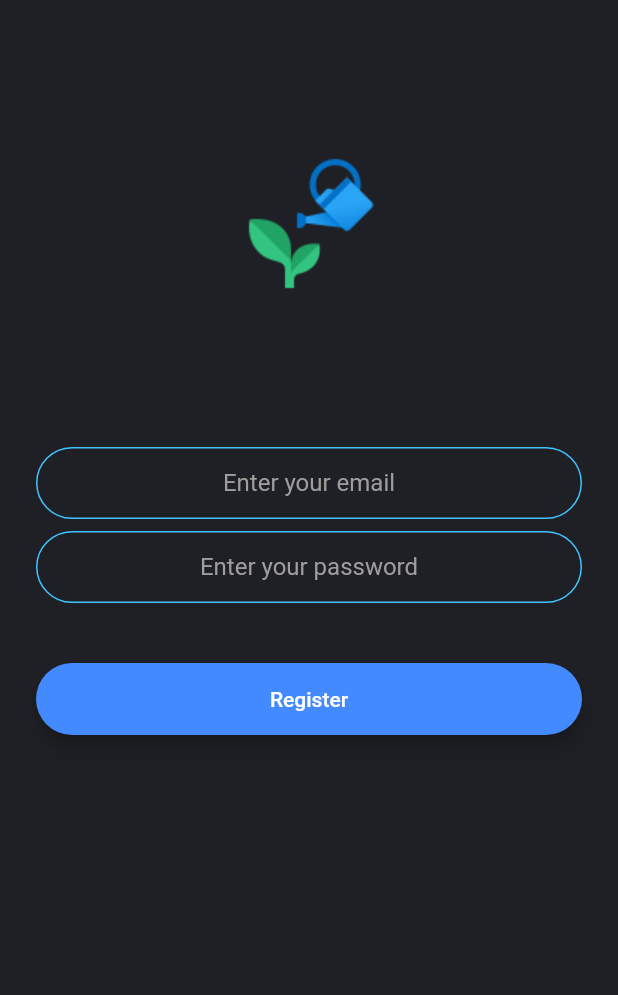
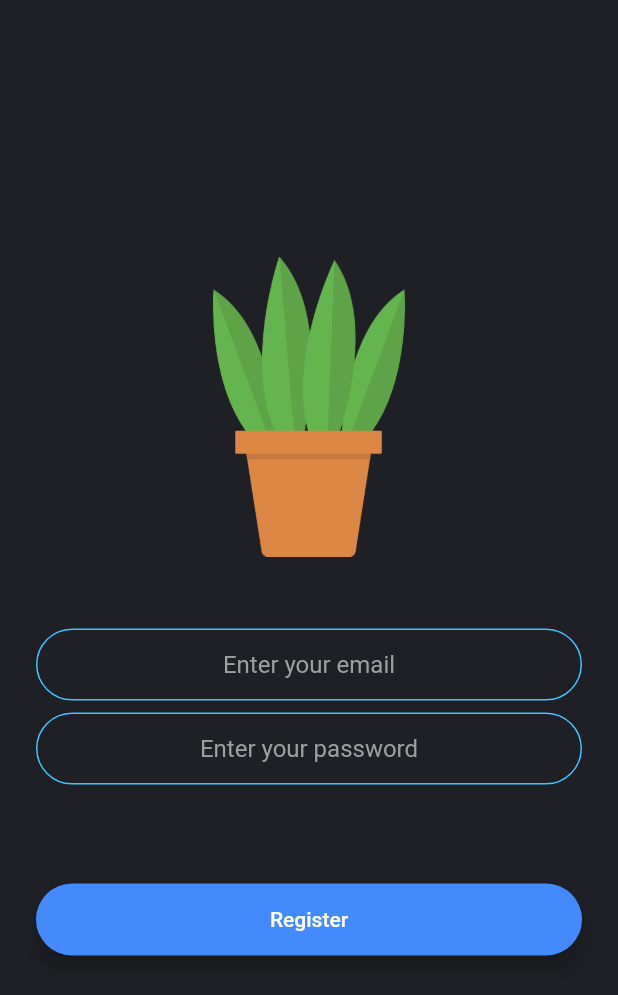
Before and after one commit to AshenOne98/SIGMA-FYP, a Flutter app: the Register screen opened by its route, on a phone screen of 412 x 824 dp. Shown: the top 995 px of the screen. Run offline on Flutter 3.47's test engine with Material 2 defaults, Android fonts, the phone set to English and light mode, and no system bars; our stand-ins replace animated_text_kit, firebase_auth, firebase_core, firebase_database, font_awesome_flutter, modal_progress_hud and 1 more; accounts and stored records are empty.

Commit message:
fix home screen bug and add error message at login and register

```diff
--- a/lib/view/home.dart
+++ b/lib/view/home.dart
@@ -43,6 +43,7 @@ class _HomeState extends State<Home> {
               return Column(
                 children: [
                   Expanded(
+                    flex: 3,
                     child: Row(
                       children: [
                         Expanded(
@@ -65,6 +66,7 @@ class _HomeState extends State<Home> {
                     ),
                   ),
                   Expanded(
+                    flex: 3,
                     child: Row(
                       children: [
                         Expanded(
--- a/lib/view/register.dart
+++ b/lib/view/register.dart
@@ -12,6 +12,8 @@ class Register extends StatefulWidget {
 class _RegisterState extends State<Register> {
   String email;
   String password;
+  String error = '';
+  bool validate;
   bool showSpinner = false;
 
   final _auth = FirebaseAuth.instance;
@@ -22,19 +24,21 @@ class _RegisterState extends State<Register> {
       body: ModalProgressHUD(
         inAsyncCall: showSpinner,
         child: Padding(
-          padding: EdgeInsets.only(top: 50.0),
-          child: SingleChildScrollView(
-            child: Padding(
           padding: EdgeInsets.symmetric(horizontal: 24.0),
           child: Column(
             mainAxisAlignment: MainAxisAlignment.center,
             crossAxisAlignment: CrossAxisAlignment.stretch,
             children: <Widget>[
-                  Hero(
+              Flexible(
+                child: Transform.scale(
+                  scale: 1.0,
+                  child: Hero(
                     tag: 'logo',
                     child: Container(
                       height: 200.0,
                       child: Image.asset('images/logo.png'),
+                    ),
+                  ),
                 ),
               ),
               SizedBox(
@@ -63,7 +67,17 @@ class _RegisterState extends State<Register> {
                 },
                 decoration: kTextFieldDecoration.copyWith(
                   hintText: 'Enter your password',
-                      )),
+                ),
+              ),
+              Padding(
+                padding: EdgeInsets.only(top: 10.0),
+                child: Center(
+                  child: Text(
+                    error,
+                    style: TextStyle(color: Colors.red, fontSize: 14.0),
+                  ),
+                ),
+              ),
               SizedBox(
                 height: 24.0,
               ),
@@ -77,9 +91,9 @@ class _RegisterState extends State<Register> {
                   print(email);
                   print(password);
                   try {
-                        final newUser =
-                            await _auth.createUserWithEmailAndPassword(
+                    final newUser = await _auth.createUserWithEmailAndPassword(
                         email: email, password: password);
+
                     if (newUser != null) {
                       //Navigator.pushNamed(context, '/home');
                       Navigator.pushNamedAndRemoveUntil(
@@ -89,7 +103,11 @@ class _RegisterState extends State<Register> {
                       showSpinner = false;
                     });
                   } catch (e) {
-                        print(e);
+                    print(e.toString());
+                    setState(() {
+                      error = 'Please supply a valid email or password';
+                      showSpinner = false;
+                    });
                   }
                 },
               ),
@@ -97,8 +115,6 @@ class _RegisterState extends State<Register> {
           ),
         ),
       ),
-        ),
-      ),
     );
   }
 }
--- a/lib/view/welcome.dart
+++ b/lib/view/welcome.dart
@@ -60,6 +60,7 @@ class _WelcomeState extends State<Welcome> with SingleTickerProviderStateMixin {
                     height: 70.0,
                   ),
                 ),
+                SizedBox(width: 10.0),
                 TypewriterAnimatedTextKit(
                   repeatForever: true,
                   speed: Duration(milliseconds: 600),
```
Also changed, not shown: lib/view/components/home_content.dart (+4 -5 lines), lib/view/login.dart (+22 -8 lines), images/logo.png, images/logo_old.png. Lines whose indentation alone changed are shown as unchanged.
